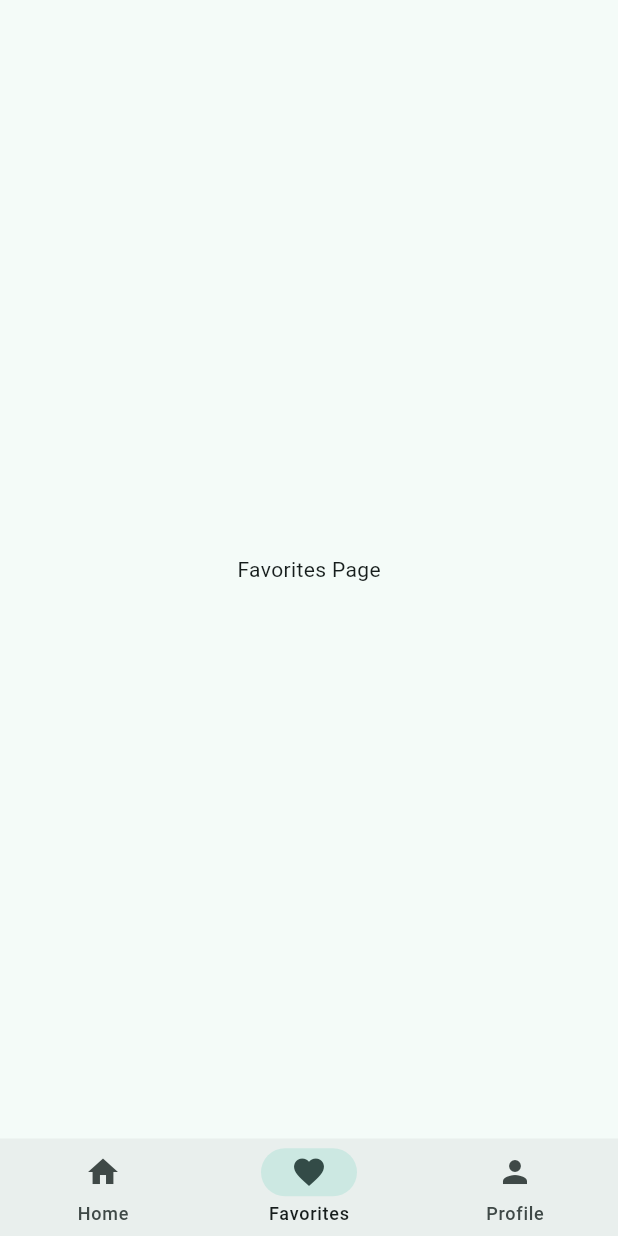
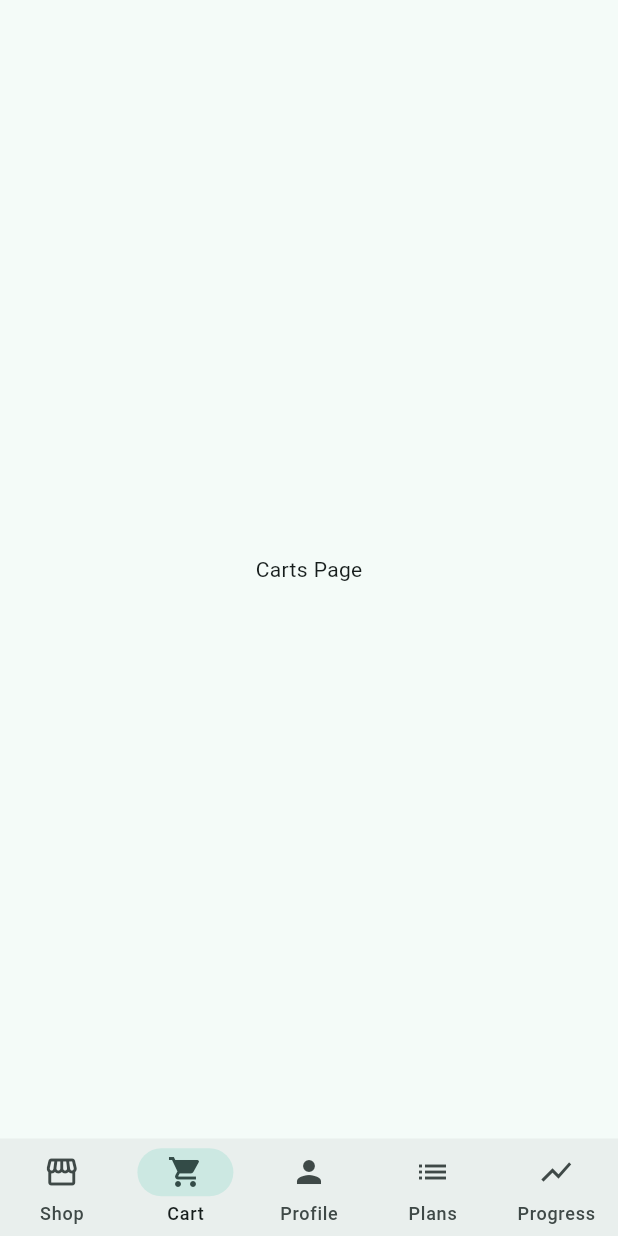
Before and after one commit to jemiezler/freshease, a Flutter app: the screen it shows after launch, item 2 of the bottom bar chosen, on a phone screen of 412 x 824 dp. Run offline on Flutter 3.47's test engine with Material 3 defaults, Android fonts, the phone set to English and light mode, and no system bars; our stand-ins replace dio, equatable, flutter_bloc, get_it, go_router.

Commit message:
Refactor navigation destinations and routes for improved clarity and organization

```diff
--- a/frontend/lib/app/app.dart
+++ b/frontend/lib/app/app.dart
@@ -25,12 +25,20 @@ final _router = GoRouter(
               );
             },
             destinations: const [
-              NavigationDestination(icon: Icon(Icons.home), label: 'Home'),
               NavigationDestination(
-                icon: Icon(Icons.favorite),
-                label: 'Favorites',
+                icon: Icon(Icons.storefront),
+                label: 'Shop',
+              ),
+              NavigationDestination(
+                icon: Icon(Icons.shopping_cart),
+                label: 'Cart',
               ),
               NavigationDestination(icon: Icon(Icons.person), label: 'Profile'),
+              NavigationDestination(icon: Icon(Icons.list), label: 'Plans'),
+              NavigationDestination(
+                icon: Icon(Icons.show_chart),
+                label: 'Progress',
+              ),
             ],
           ),
         );
@@ -44,9 +52,9 @@ final _router = GoRouter(
         StatefulShellBranch(
           routes: [
             GoRoute(
-              path: '/favorites',
+              path: '/carts',
               builder: (_, _) =>
-                  const Scaffold(body: Center(child: Text('Favorites Page'))),
+                  const Scaffold(body: Center(child: Text('Carts Page'))),
             ),
           ],
         ),
@@ -57,6 +65,24 @@ final _router = GoRouter(
               path: '/profile',
               builder: (_, _) =>
                   const Scaffold(body: Center(child: Text('Profile Page'))),
+            ),
+          ],
+        ),
+        StatefulShellBranch(
+          routes: [
+            GoRoute(
+              path: '/plans',
+              builder: (_, _) =>
+                  const Scaffold(body: Center(child: Text('Plans Page'))),
+            ),
+          ],
+        ),
+        StatefulShellBranch(
+          routes: [
+            GoRoute(
+              path: '/progress',
+              builder: (_, _) =>
+                  const Scaffold(body: Center(child: Text('Progress Page'))),
             ),
           ],
         ),
```
